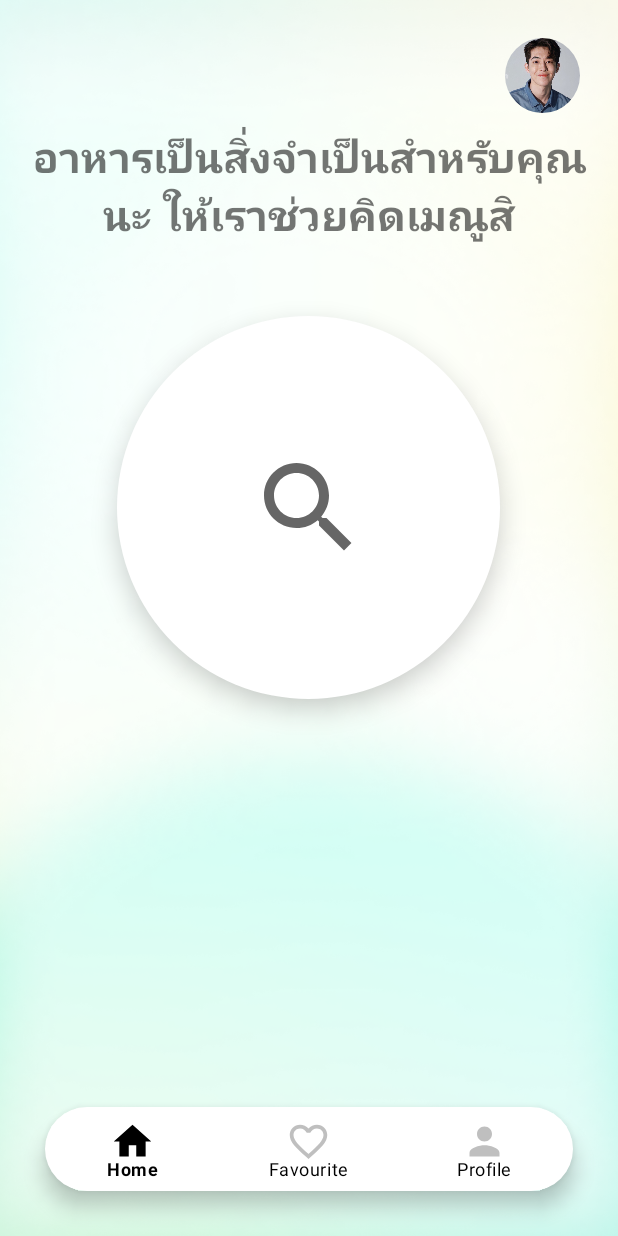
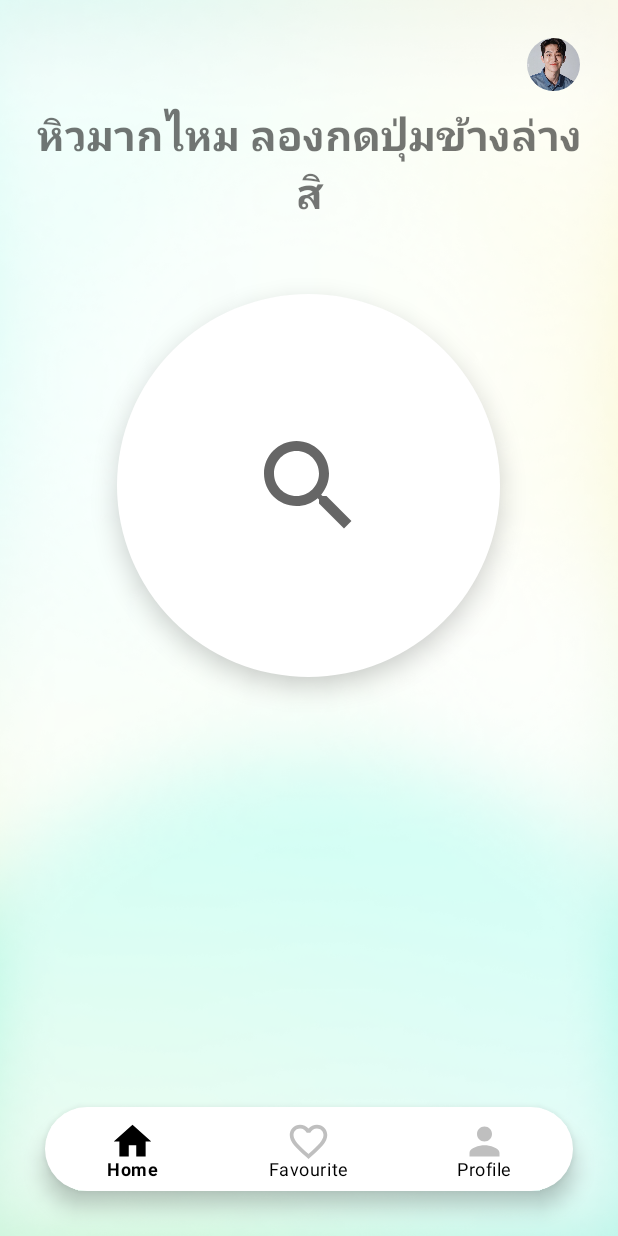
Before and after one commit to Raphdevv/Project_CSS3211, an Android app: the HomeFragment screen opened directly, with no data from a screen before it, on a phone screen of 412 x 824 dp. Run offline under Robolectric (Android 15) with nearby library versions, the phone set to English and light mode, and no system bars.

```diff
--- a/app/src/main/java/com/example/projectcss3211/HomeFragment.java
+++ b/app/src/main/java/com/example/projectcss3211/HomeFragment.java
@@ -8,7 +8,9 @@ import android.view.LayoutInflater;
 import android.view.View;
 import android.view.ViewGroup;
 import android.widget.Button;
+import android.widget.ImageButton;
 import android.widget.TextView;
+import android.widget.Toast;
 
 /**
  * A simple {@link Fragment} subclass.
@@ -20,6 +22,7 @@ public class HomeFragment extends Fragment {
     // TODO: Rename parameter arguments, choose names that match
     // the fragment initialization parameters, e.g. ARG_ITEM_NUMBER
     private TextView greeting;
+    private ImageButton test;
     private static final String ARG_PARAM1 = "param1";
     private static final String ARG_PARAM2 = "param2";
 
@@ -62,9 +65,17 @@ public class HomeFragment extends Fragment {
     public View onCreateView(LayoutInflater inflater, ViewGroup container, Bundle savedInstanceState) {
         View view = inflater.inflate(R.layout.fragment_home, container, false);
         greeting = (TextView) view.findViewById(R.id.greeting_text);
-        String [] textGreeting = {"สวัสดี, ไม่รู้จะกินอะไรใช่ไหมกดปุ่มข้างดูสิ","อาหารเป็นสิ่งจำเป็นสำหรับคุณนะ ให้เราช่วยคิดเมณูสิ","หิวมากไหม ลองกดปุ่มข้างล่างสิ","ให้เราช่วยคุณนะ"};
-        int ranText = (int)(Math.random()*textGreeting.length-1)+0;
+        test = (ImageButton) view.findViewById(R.id.imageButton2);
+        String [] textGreeting = {"สวัสดี, ไม่รู้จะกินอะไรใช่ไหมกดปุ่มข้างล่างดูสิ","อาหารเป็นสิ่งจำเป็นสำหรับคุณนะ ให้เราช่วยคิดเมนูสิ","หิวมากไหม ลองกดปุ่มข้างล่างสิ","ให้เราช่วยคุณนะ"};
+        int ranText = (int)(Math.random()*textGreeting.length)+0;
         greeting.setText(textGreeting[ranText]);
+
+        test.setOnClickListener(new View.OnClickListener() {
+            @Override
+            public void onClick(View view) {
+                Toast.makeText(view.getContext(), "eiei", Toast.LENGTH_SHORT).show();
+            }
+        });
         return view;
     }
 }
--- a/app/src/main/java/com/example/projectcss3211/LoginActivity.java
+++ b/app/src/main/java/com/example/projectcss3211/LoginActivity.java
@@ -39,7 +39,6 @@ public class LoginActivity extends AppCompatActivity {
                     toast.setMargin(50,50);
                     toast.show();
                     finish();
-
                 }
                 else{
                     Toast toast=Toast.makeText(getApplicationContext(),"เข้าสู่ระบบไม่สำเร็จ",Toast.LENGTH_SHORT);
--- a/app/src/main/res/layout/fragment_home.xml
+++ b/app/src/main/res/layout/fragment_home.xml
@@ -19,8 +19,8 @@
 
         <com.google.android.material.imageview.ShapeableImageView
             android:id="@+id/imageView6"
-            android:layout_width="50dp"
-            android:layout_height="50dp"
+            android:layout_width="35dp"
+            android:layout_height="35dp"
             android:layout_gravity="right"
             android:layout_marginTop="25dp"
             android:layout_marginEnd="25dp"
```
